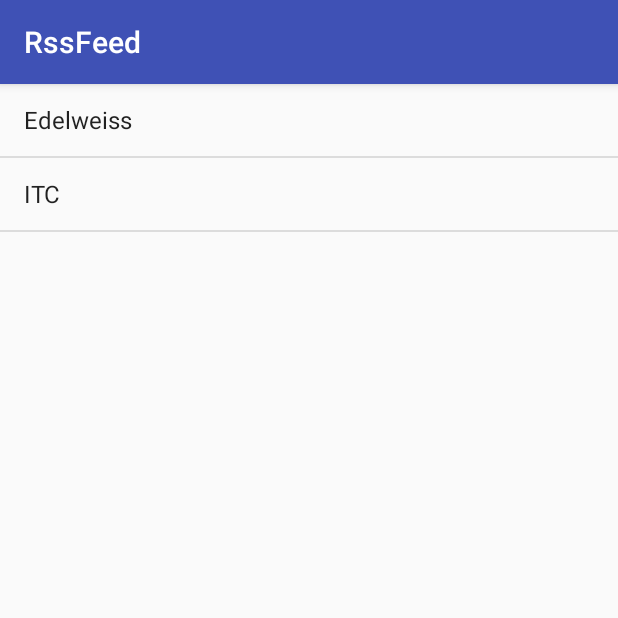
After one commit to youd5/rssfeed, an Android app: the WatchlistActivity screen opened directly, with no data from a screen before it, on a phone screen of 412 x 824 dp, the top half of it. The commit adds this screen. Run offline under Robolectric (Android 15) with nearby library versions, the phone set to English and light mode, and no system bars.

Commit message:
Watchlist Activity as a list of scripts and load graph on click

```diff
--- a/app/src/main/AndroidManifest.xml
+++ b/app/src/main/AndroidManifest.xml
@@ -12,7 +12,8 @@
         android:roundIcon="@mipmap/ic_launcher_round"
         android:supportsRtl="true"
         android:theme="@style/AppTheme">
-        <activity android:name=".ChartActivity"></activity>
+        <activity android:name=".WatchlistActivity"></activity>
+        <activity android:name=".ChartActivity" />
         <activity
             android:name=".NseFeedActivity"
             android:label="@string/title_activity_nse_feed"
--- a/app/src/main/java/com/example/rssfeed/ChartActivity.java
+++ b/app/src/main/java/com/example/rssfeed/ChartActivity.java
@@ -45,7 +45,7 @@ public class ChartActivity extends AppCompatActivity {
         super.onCreate(savedInstanceState);
         setContentView(R.layout.activity_chart);
 
-        String nse_link = getIntent().getStringExtra("rssLink");
+        String nse_link = getIntent().getStringExtra("nseLink");
         new LoadNseFeedItemsChart().execute(nse_link);
 
 
--- a/app/src/main/java/com/example/rssfeed/MainActivity.java
+++ b/app/src/main/java/com/example/rssfeed/MainActivity.java
@@ -26,17 +26,17 @@ public class MainActivity extends AppCompatActivity implements View.OnClickListe
 
 
         rssLinks.add("https://www.nseindia.com/api/historical/cm/equity?series=[%22EQ%22]&from=01-01-2020&to=20-03-2020&symbol=EDELWEISS");
-        rssLinks.add("https://www.nseindia.com/api/historical/cm/equity?series=[%22EQ%22]&from=01-01-2020&to=20-03-2020&symbol=EDELWEISS");
+        rssLinks.add("https://www.nseindia.com/api/historical/cm/equity?series=[%22EQ%22]&from=01-01-2020&to=23-03-2020&symbol=EDELWEISS");
     }
 
     @Override
     public void onClick(View view) {
         switch (view.getId()) {
             case R.id.buttonnse:
-                startActivity(new Intent(MainActivity.this, NseFeedActivity.class).putExtra("rssLink", rssLinks.get(0)));
+                startActivity(new Intent(MainActivity.this, NseFeedActivity.class).putExtra("nseLink", rssLinks.get(0)));
                 break;
             case R.id.buttonchart:
-                startActivity(new Intent(MainActivity.this, ChartActivity.class).putExtra("rssLink", rssLinks.get(1)));
+                startActivity(new Intent(MainActivity.this, WatchlistActivity.class).putExtra("nseLink", rssLinks.get(1)));
                 break;
         }
     }
--- /dev/null
+++ b/app/src/main/java/com/example/rssfeed/WatchlistActivity.java
@@ -0,0 +1,49 @@
+package com.example.rssfeed;
+
+import androidx.appcompat.app.AppCompatActivity;
+
+import android.content.Intent;
+import android.os.Bundle;
+import android.view.View;
+import android.widget.AdapterView;
+import android.widget.ArrayAdapter;
+import android.widget.ListView;
+import android.widget.TextView;
+import android.widget.Toast;
+
+public class WatchlistActivity extends AppCompatActivity {
+
+    ListView listView;
+    TextView textView;
+    String[] listItem;
+
+    @Override
+    protected void onCreate(Bundle savedInstanceState) {
+        super.onCreate(savedInstanceState);
+        setContentView(R.layout.activity_watchlist);
+
+        listView = findViewById(R.id.listView);
+        textView = findViewById(R.id.textView);
+
+        listItem = getResources().getStringArray(R.array.watchlist);
+        final ArrayAdapter<String> adapter = new ArrayAdapter<String>(this,
+                android.R.layout.simple_list_item_1, android.R.id.text1, listItem);
+        listView.setAdapter(adapter);
+        listView.setOnItemClickListener(new AdapterView.OnItemClickListener() {
+            @Override
+            public void onItemClick(AdapterView<?> adapterView, View view, int position, long l) {
+
+                String value=adapter.getItem(position);
+                Toast.makeText(getApplicationContext(),value,Toast.LENGTH_SHORT).show();
+                String nseLink =
+                        "https://www.nseindia.com/api/historical/cm/equity?series=[%22EQ%22]&from=01-01-2020&to=23-03-2020&symbol=" + value;
+                startActivity(new Intent(WatchlistActivity.this, ChartActivity.class).putExtra("nseLink", nseLink));
+
+
+            }
+        });
+
+
+
+    }
+}
--- /dev/null
+++ b/app/src/main/res/layout/activity_watchlist.xml
@@ -0,0 +1,14 @@
+<?xml version="1.0" encoding="utf-8"?>
+<androidx.constraintlayout.widget.ConstraintLayout xmlns:android="http://schemas.android.com/apk/res/android"
+    xmlns:app="http://schemas.android.com/apk/res-auto"
+    xmlns:tools="http://schemas.android.com/tools"
+    android:layout_width="match_parent"
+    android:layout_height="match_parent"
+    tools:context=".WatchlistActivity">
+    <ListView
+        android:id="@+id/listView"
+        android:layout_width="match_parent"
+        android:layout_height="fill_parent"
+        tools:ignore="MissingConstraints" />
+
+</androidx.constraintlayout.widget.ConstraintLayout>
--- a/app/src/main/res/values/strings.xml
+++ b/app/src/main/res/values/strings.xml
@@ -9,4 +9,9 @@
 
     <string name="hello_first_fragment">Hello first fragment</string>
     <string name="hello_second_fragment">Hello second fragment. Arg: %1$s</string>
+
+    <string-array name="watchlist">
+        <item>Edelweiss</item>
+        <item>ITC</item>
+    </string-array>
 </resources>
```
Also changed, not shown: app/src/main/res/layout/mywatchlist.xml (added, +14 -0 lines).
